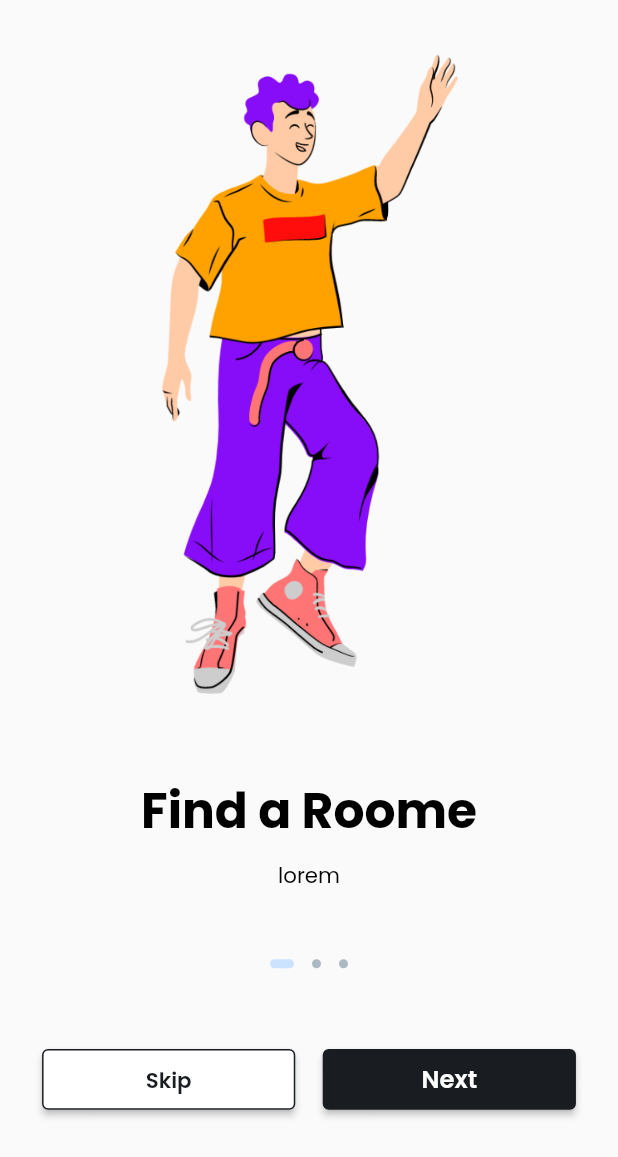
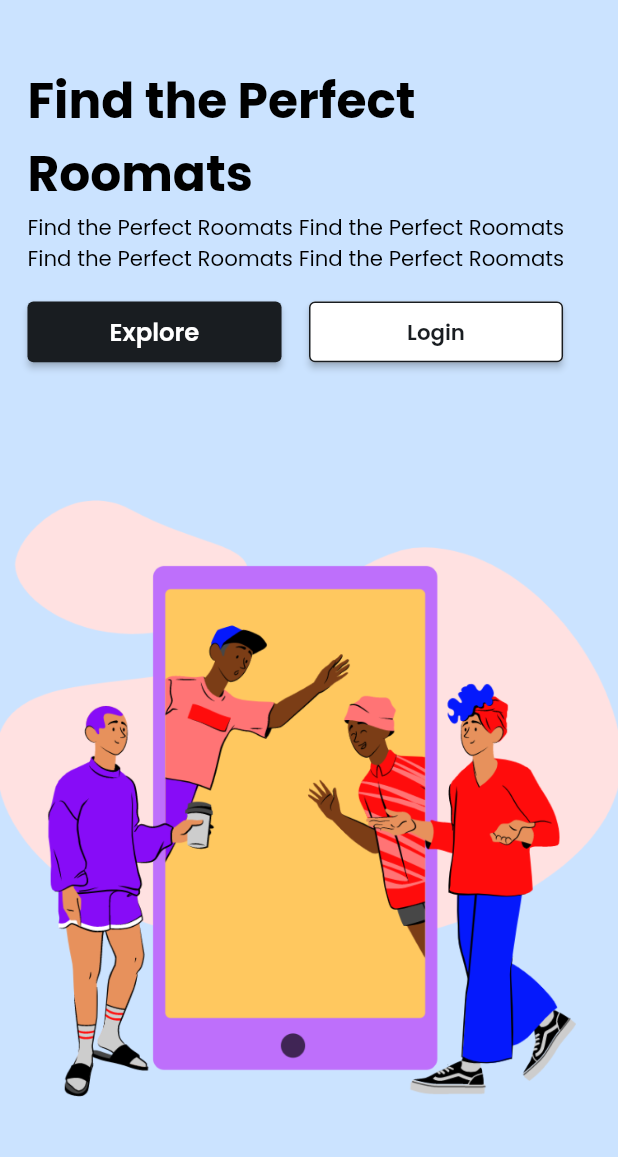
Before and after one commit to MYusufEfendi/flutter_block_theBookingApps, a Flutter app: the screen it shows after launch, on a phone screen of 412 x 824 dp. Shown: the top 1157 px of the screen. Run offline on Flutter 3.47's test engine with Material 2 defaults, Android fonts, the phone set to English and light mode, and no system bars; our stand-ins replace bloc, flutter_bloc, flutter_screenutil.

Commit message:
WIP :
- Add welcome_button.dart
- Add welcome_image.dart
- Add welcome_title.dart
- welcome_view.dart Done

```diff
--- a/lib/main.dart
+++ b/lib/main.dart
@@ -2,6 +2,7 @@ import 'package:flutter/gestures.dart';
 import 'package:flutter/material.dart';
 import 'package:flutter_bloc_thebooking_apps/data/src/img_string.dart';
 import 'package:flutter_bloc_thebooking_apps/presentation/pages/pages.dart';
+import 'package:flutter_bloc_thebooking_apps/presentation/pages/welcome/welcome_view.dart';
 import 'package:flutter_bloc_thebooking_apps/presentation/widget/disable_button.dart';
 import 'package:flutter_bloc_thebooking_apps/presentation/widget/primary_button.dart';
 import 'package:flutter_bloc_thebooking_apps/presentation/widget/secondary_button.dart';
@@ -27,7 +28,7 @@ class MyApp extends StatelessWidget {
             fontFamily: 'Poppins',
             primarySwatch: Colors.blue,
           ),
-          home: const OnboardingPage(),
+          home: const WelcomePage(),
         );
       }
     );
--- /dev/null
+++ b/lib/presentation/pages/welcome/component/welcome_button.dart
@@ -0,0 +1,25 @@
+import 'package:flutter/material.dart';
+import 'package:flutter_bloc_thebooking_apps/config/theme/app_dimen.dart';
+import 'package:flutter_bloc_thebooking_apps/presentation/widget/primary_button.dart';
+import 'package:flutter_bloc_thebooking_apps/presentation/widget/secondary_button.dart';
+import 'package:flutter_bloc_thebooking_apps/util/util.dart';
+import 'package:flutter_screenutil/flutter_screenutil.dart';
+
+class WelcomeButton extends StatelessWidget {
+  const WelcomeButton({Key? key}) : super(key: key);
+
+  @override
+  Widget build(BuildContext context) {
+    return Padding(
+      padding: EdgeInsets.symmetric(horizontal: AppDimen.w16),
+      child: Row(
+        children: [
+          Expanded(child: PrimaryButton(onPressed: () {}, text: "Explore")),
+          16.0.width,
+          Expanded(child: SecondaryButton(onPressed: () {}, text: "Login")),
+          16.0.width
+        ],
+      ),
+    );
+  }
+}
--- /dev/null
+++ b/lib/presentation/pages/welcome/component/welcome_image.dart
@@ -0,0 +1,15 @@
+import 'package:flutter/material.dart';
+import 'package:flutter_bloc_thebooking_apps/data/src/img_string.dart';
+
+class WelcomeImage extends StatelessWidget {
+  const WelcomeImage({Key? key}) : super(key: key);
+
+  @override
+  Widget build(BuildContext context) {
+    return Expanded(
+        child: Image.asset(
+      ImgString.giantPhone,
+      fit: BoxFit.contain,
+    ));
+  }
+}
--- /dev/null
+++ b/lib/presentation/pages/welcome/component/welcome_title.dart
@@ -0,0 +1,30 @@
+import 'package:flutter/material.dart';
+import 'package:flutter_bloc_thebooking_apps/config/config.dart';
+import 'package:flutter_bloc_thebooking_apps/config/theme/app_dimen.dart';
+import 'package:flutter_bloc_thebooking_apps/util/util.dart';
+import 'package:flutter_screenutil/flutter_screenutil.dart';
+
+class WelcomeTitle extends StatelessWidget {
+  const WelcomeTitle({Key? key}) : super(key: key);
+
+  @override
+  Widget build(BuildContext context) {
+    return Padding(
+      padding: EdgeInsets.all(AppDimen.w16),
+      child: Column(
+        mainAxisSize: MainAxisSize.min,
+        children: [
+          24.0.height,
+          Text(
+            "Find the Perfect Roomats",
+            style: AppFont.h3,
+          ),
+          Text(
+            "Find the Perfect Roomats Find the Perfect Roomats Find the Perfect Roomats Find the Perfect Roomats",
+            style: AppFont.paragraphMedium,
+          )
+        ],
+      ),
+    );
+  }
+}
--- a/lib/presentation/pages/welcome/login/forgot_password/forgot_password_view.dart
+++ b/lib/presentation/pages/welcome/login/forgot_password/forgot_password_view.dart
@@ -4,7 +4,9 @@ import 'package:flutter_bloc/flutter_bloc.dart';
 import 'forgot_password_cubit.dart';
 import 'forgot_password_state.dart';
 
-class Forgot_passwordPage extends StatelessWidget {
+class ForgotPasswordPage extends StatelessWidget {
+  const ForgotPasswordPage({Key? key}) : super(key: key);
+
   @override
   Widget build(BuildContext context) {
     return BlocProvider(
--- a/lib/presentation/pages/welcome/login/login_view.dart
+++ b/lib/presentation/pages/welcome/login/login_view.dart
@@ -5,6 +5,8 @@ import 'login_cubit.dart';
 import 'login_state.dart';
 
 class LoginPage extends StatelessWidget {
+  const LoginPage({Key? key}) : super(key: key);
+
   @override
   Widget build(BuildContext context) {
     return BlocProvider(
--- a/lib/presentation/pages/welcome/register/register_view.dart
+++ b/lib/presentation/pages/welcome/register/register_view.dart
@@ -5,6 +5,8 @@ import 'register_cubit.dart';
 import 'register_state.dart';
 
 class RegisterPage extends StatelessWidget {
+  const RegisterPage({Key? key}) : super(key: key);
+
   @override
   Widget build(BuildContext context) {
     return BlocProvider(
--- a/lib/presentation/pages/welcome/welcome_done/welcome_done_view.dart
+++ b/lib/presentation/pages/welcome/welcome_done/welcome_done_view.dart
@@ -4,7 +4,9 @@ import 'package:flutter_bloc/flutter_bloc.dart';
 import 'welcome_done_cubit.dart';
 import 'welcome_done_state.dart';
 
-class Welcome_donePage extends StatelessWidget {
+class WelcomeDonePage extends StatelessWidget {
+  const WelcomeDonePage({Key? key}) : super(key: key);
+
   @override
   Widget build(BuildContext context) {
     return BlocProvider(
--- a/lib/presentation/pages/welcome/welcome_view.dart
+++ b/lib/presentation/pages/welcome/welcome_view.dart
@@ -1,10 +1,16 @@
 import 'package:flutter/material.dart';
 import 'package:flutter_bloc/flutter_bloc.dart';
+import 'package:flutter_bloc_thebooking_apps/config/config.dart';
+import 'package:flutter_bloc_thebooking_apps/presentation/pages/welcome/component/welcome_button.dart';
+import 'package:flutter_bloc_thebooking_apps/presentation/pages/welcome/component/welcome_image.dart';
+import 'package:flutter_bloc_thebooking_apps/presentation/pages/welcome/component/welcome_title.dart';
 
 import 'welcome_cubit.dart';
 import 'welcome_state.dart';
 
 class WelcomePage extends StatelessWidget {
+  const WelcomePage({Key? key}) : super(key: key);
+
   @override
   Widget build(BuildContext context) {
     return BlocProvider(
@@ -16,6 +22,15 @@ class WelcomePage extends StatelessWidget {
   Widget _buildPage(BuildContext context) {
     final cubit = BlocProvider.of<WelcomeCubit>(context);
 
-    return Container();
+    return Scaffold(
+      backgroundColor: AppColor.accentBlue,
+      body: Column(
+        children: [
+          const WelcomeTitle(),
+          const WelcomeButton(),
+          const WelcomeImage(),
+        ],
+      ),
+    );
   }
 }
```
